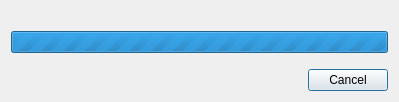
Old version of the form gui_source/dialogremovemoduleprocess.ui in the repository horsicq/x64dbg-Plugin-Manager.
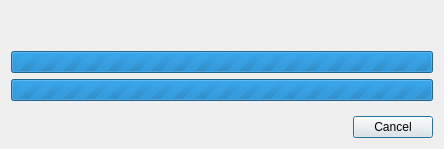
New version of the form.

The edit to the form file:
```diff
--- a/gui_source/dialogremovemoduleprocess.ui
+++ b/gui_source/dialogremovemoduleprocess.ui
@@ -6,8 +6,8 @@
    <rect>
     <x>0</x>
     <y>0</y>
-    <width>399</width>
-    <height>102</height>
+    <width>444</width>
+    <height>149</height>
    </rect>
   </property>
   <property name="windowTitle">
@@ -25,7 +25,30 @@
     </widget>
    </item>
    <item>
-    <widget class="QProgressBar" name="progressBar">
+    <widget class="QLabel" name="labelInfoFile">
+     <property name="text">
+      <string/>
+     </property>
+     <property name="alignment">
+      <set>Qt::AlignCenter</set>
+     </property>
+    </widget>
+   </item>
+   <item>
+    <widget class="QProgressBar" name="progressBarModule">
+     <property name="maximum">
+      <number>0</number>
+     </property>
+     <property name="value">
+      <number>0</number>
+     </property>
+     <property name="alignment">
+      <set>Qt::AlignCenter</set>
+     </property>
+    </widget>
+   </item>
+   <item>
+    <widget class="QProgressBar" name="progressBarFile">
      <property name="maximum">
       <number>0</number>
      </property>
@@ -45,7 +68,7 @@
      <property name="sizeHint" stdset="0">
       <size>
        <width>20</width>
-       <height>51</height>
+       <height>44</height>
       </size>
      </property>
     </spacer>
```
Left out of the diff: 2 changed lines with no effect on the pictures.
